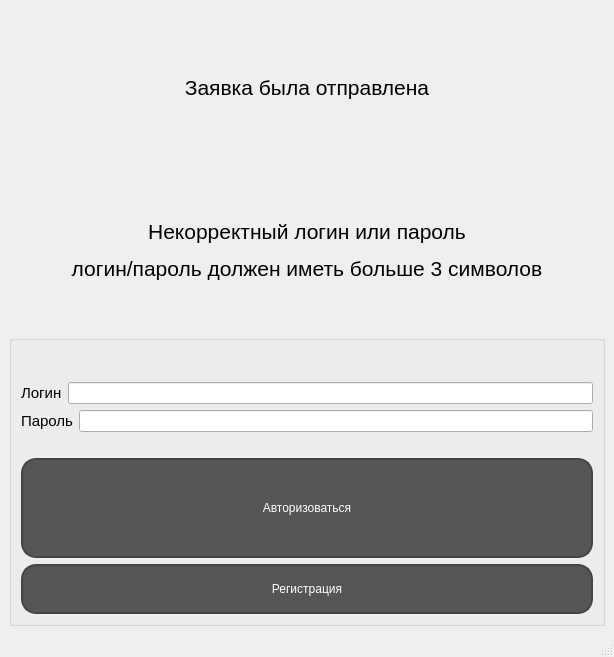
grigigo/Tankists, file CCPS/mainwindow.ui: the form before one commit.
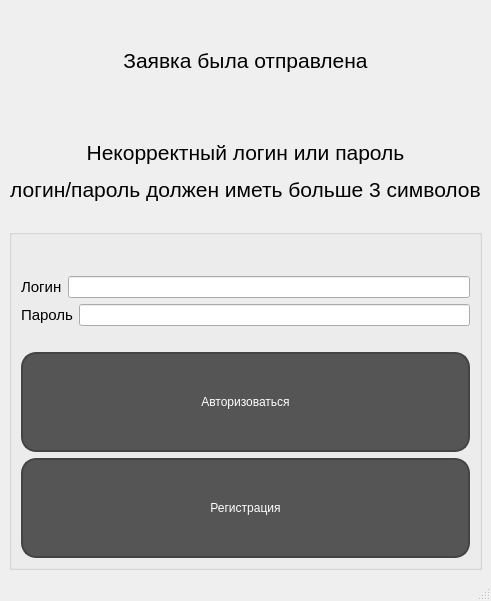
The form after the commit.

The edit to the form file:
```diff
--- a/CCPS/mainwindow.ui
+++ b/CCPS/mainwindow.ui
@@ -6,8 +6,8 @@
    <rect>
     <x>0</x>
     <y>0</y>
-    <width>614</width>
-    <height>657</height>
+    <width>491</width>
+    <height>601</height>
    </rect>
   </property>
   <property name="windowTitle">
@@ -139,7 +139,13 @@
            <property name="minimumSize">
             <size>
              <width>0</width>
-             <height>50</height>
+             <height>100</height>
+            </size>
+           </property>
+           <property name="maximumSize">
+            <size>
+             <width>16777215</width>
+             <height>16777215</height>
             </size>
            </property>
            <property name="styleSheet">
```
Left out of the diff: 36 changed lines with no effect on the pictures.
